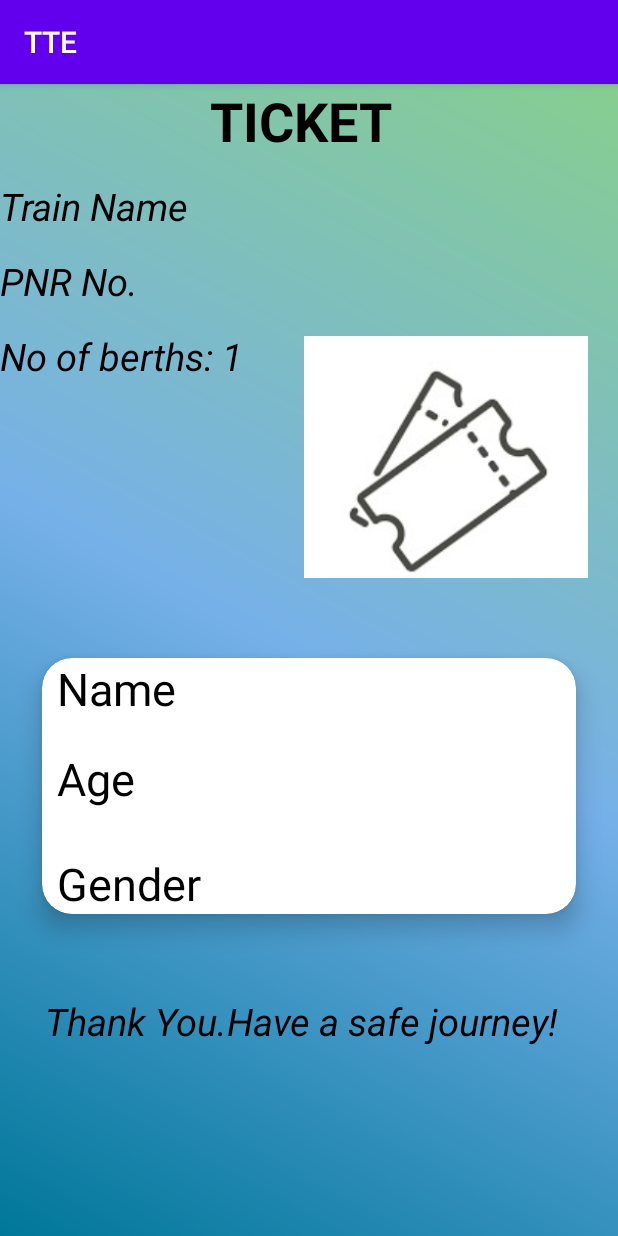
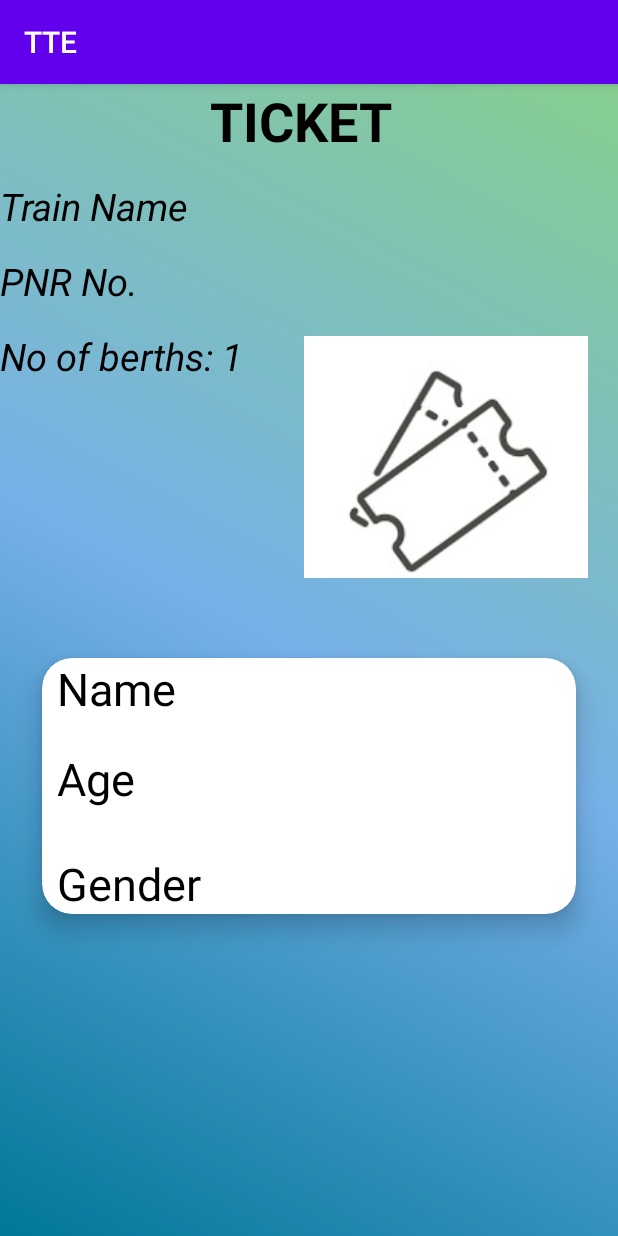
Before and after one commit to swetha1520/AppTTE, an Android app: the TicketDetailsActivity screen opened directly, with no data from a screen before it, on a phone screen of 412 x 824 dp. Run offline under Robolectric (Android 15) with nearby library versions, the phone set to English and light mode, and no system bars; our stand-ins replace Firebase (no records; nobody signed in at launch, a user with empty details on screens opened directly).

Commit message:
Updated displaying passenger details

```diff
--- a/app/src/main/java/com/example/tte/TicketDetailsActivity.java
+++ b/app/src/main/java/com/example/tte/TicketDetailsActivity.java
@@ -1,45 +1,43 @@
 package com.example.tte;
 
-import android.graphics.Bitmap;
 import android.os.Bundle;
 import android.view.View;
 import android.widget.ImageView;
 import android.widget.TextView;
-import android.widget.Toast;
 
 import androidx.annotation.NonNull;
 import androidx.appcompat.app.AppCompatActivity;
 import androidx.cardview.widget.CardView;
 
+import com.example.tte.models.Ticketmodel;
 import com.google.firebase.database.DataSnapshot;
 import com.google.firebase.database.DatabaseError;
 import com.google.firebase.database.FirebaseDatabase;
 import com.google.firebase.database.ValueEventListener;
-import com.google.zxing.BarcodeFormat;
-import com.journeyapps.barcodescanner.BarcodeEncoder;
+
+import static com.example.tte.R.id.ticketImage;
 
 public class TicketDetailsActivity extends AppCompatActivity {
-    CardView card[];
-    Tickets tickets;
-    int i=0;
-    TextView tName,passengers,pnr;
+
+    CardView[] card;
+    Ticketmodel model;
+    TextView tName, PNR, passNo;
     ImageView pnrImage;
-    String qr = getIntent().getStringExtra("result");;
     Integer[] editNameId = {R.id.name0,R.id.name1,R.id.name2,R.id.name3,R.id.name4,R.id.name5};
     Integer[] editAgeId = {R.id.age0,R.id.age1,R.id.age2,R.id.age3,R.id.age4,R.id.age5};
     Integer[] genderId = {R.id.gender0,R.id.gender1,R.id.gender2,R.id.gender3,R.id.gender4,R.id.gender5};
+    String qr;
     @Override
     protected void onCreate(Bundle savedInstanceState) {
-
         super.onCreate(savedInstanceState);
         setContentView(R.layout.activity_ticket_details);
         card = new CardView[6];
+        qr = getIntent().getStringExtra("result");
         findViews();
-        getTicketdetails(qr);
+        getTicket(qr);
+    }
 
-    }
-    private void findViews()
-    {
+    private void findViews() {
         card[0]=findViewById(R.id.card0);
         card[1]=findViewById(R.id.card1);
         card[2]=findViewById(R.id.card2);
@@ -47,50 +45,42 @@ public class TicketDetailsActivity extends AppCompatActivity {
         card[4]=findViewById(R.id.card4);
         card[5]=findViewById(R.id.card5);
         tName = findViewById(R.id.trainName);
-        passengers = findViewById(R.id.pass_no);
-        pnr = findViewById(R.id.pnr);
+        PNR = findViewById(R.id.pnr);
+        passNo = findViewById(R.id.pass_no);
+        pnrImage = findViewById(ticketImage);
     }
-    private void getTicketdetails(String qr)
-    {
+
+    private void getTicket(String qr) {
         FirebaseDatabase.getInstance().getReference("tickets").child(qr).addListenerForSingleValueEvent(new ValueEventListener() {
             @Override
             public void onDataChange(@NonNull DataSnapshot snapshot) {
-                if(snapshot.exists())
-                {
-                    tickets = snapshot.getValue(Tickets.class);
-                    putData(tickets);
+                if(snapshot.exists()) {
+                    model = snapshot.getValue(Ticketmodel.class);
+                    putData(model);
                 }
             }
 
+
             @Override
             public void onCancelled(@NonNull DatabaseError error) {
-                Toast.makeText(TicketDetailsActivity.this,"Invalid",Toast.LENGTH_SHORT).show();
+
             }
         });
     }
 
-    private void putData(Tickets tickets)
-    {
-        tName.setText("Train Name: "+tickets.getTrain_name());
-        pnr.setText("PNR no: "+pnr);
-        int count = tickets.getSeats().size();
-        passengers.setText("No of berths: "+count);
-        try{
-            BarcodeEncoder barcodeEncoder = new BarcodeEncoder();
-            Bitmap bitmap = barcodeEncoder.encodeBitmap(qr, BarcodeFormat.QR_CODE,200,200);
-            pnrImage.setImageBitmap(bitmap);
-        }
-        catch(Exception ignored){ }
-        for(i=0;i<count;i++)
-        {
+    private void putData(Ticketmodel model) {
+        tName.setText("Train Name: "+model.getTrain_name());
+        PNR.setText("PNR no: "+qr);
+        int people = model.getSeats().size();
+        passNo.setText("No of berths: "+people);
+        for(int i=0;i<people;i++){
             card[i].setVisibility(View.VISIBLE);
             TextView name = findViewById(editNameId[i]);
             TextView age = findViewById(editAgeId[i]);
-            TextView gender =findViewById(genderId[i]);
-            name.setText("Name: "+tickets.getPassengers().get(i));
-            age.setText("Age: "+tickets.getAge().get(i));
-            gender.setText("Gender: "+tickets.getGender().get(i));
+            TextView gender = findViewById(genderId[i]);
+            name.setText("Name: "+ model.getPassengers().get(i));
+            age.setText("Age: "+ model.getAge().get(i));
+            gender.setText("Gender: "+model.getGender().get(i));
         }
     }
-
 }
--- a/app/src/main/res/layout/activity_dynamic.xml
+++ b/app/src/main/res/layout/activity_dynamic.xml
@@ -12,7 +12,7 @@
 
     <LinearLayout
         android:layout_width="match_parent"
-        android:layout_height="match_parent"
+        android:layout_height="wrap_content"
         android:orientation="vertical"
         >
         <TextView
@@ -20,7 +20,7 @@
             android:layout_height="wrap_content"
             android:id="@+id/title"
             android:text="PASSENGER DETAILS"
-            android:textSize="36dp"
+            android:textSize="36sp"
             android:textStyle="bold"
             android:textColor="#000000"
             android:layout_marginLeft="22dp"/>
--- a/app/src/main/res/layout/activity_ticket_details.xml
+++ b/app/src/main/res/layout/activity_ticket_details.xml
@@ -43,6 +43,8 @@
             android:textSize="25dp"
             android:textStyle="italic"
             android:textColor="#000000"/>
+
+
 
         <LinearLayout
             android:layout_width="match_parent"
@@ -110,6 +112,7 @@
                 android:layout_width="match_parent"
                 android:layout_height="wrap_content"
                 android:layout_marginTop="130dp"
+                android:id="@+id/gender0"
                 android:text="Gender"
                 android:textSize="30dp"
                 android:textColor="#000000"
@@ -158,6 +161,7 @@
                 android:layout_height="wrap_content"
                 android:layout_marginTop="130dp"
                 android:text="Gender"
+                android:id="@+id/gender1"
                 android:textSize="30dp"
                 android:textColor="#000000"
                 android:layout_marginStart="10dp"
@@ -205,6 +209,7 @@
                 android:layout_height="wrap_content"
                 android:layout_marginTop="130dp"
                 android:text="Gender"
+                android:id="@+id/gender2"
                 android:textSize="30dp"
                 android:textColor="#000000"
                 android:layout_marginStart="10dp"
@@ -252,6 +257,7 @@
                 android:layout_height="wrap_content"
                 android:layout_marginTop="130dp"
                 android:text="Gender"
+                android:id="@+id/gender3"
                 android:textSize="30dp"
                 android:textColor="#000000"
                 android:layout_marginStart="10dp"
@@ -299,6 +305,7 @@
                 android:layout_height="wrap_content"
                 android:layout_marginTop="130dp"
                 android:text="Gender"
+                android:id="@+id/gender4"
                 android:textSize="30dp"
                 android:textColor="#000000"
                 android:layout_marginStart="10dp"
@@ -345,6 +352,7 @@
                 android:layout_height="wrap_content"
                 android:layout_marginTop="130dp"
                 android:text="Gender"
+                android:id="@+id/gender5"
                 android:textSize="30dp"
                 android:textColor="#000000"
                 android:layout_marginStart="10dp"
@@ -353,16 +361,7 @@
 
         </androidx.cardview.widget.CardView>
 
-        <TextView
-            android:layout_width="wrap_content"
-            android:layout_height="wrap_content"
-            android:id="@+id/message"
-            android:layout_marginTop="20dp"
-            android:text="Thank You.Have a safe journey!"
-            android:layout_marginLeft="30dp"
-            android:textSize="25dp"
-            android:textStyle="italic"
-            android:textColor="#000000"/>
+
 
     </LinearLayout>
 
--- a/build.gradle
+++ b/build.gradle
@@ -9,7 +9,7 @@ buildscript {
     }
     dependencies {
         classpath 'com.android.tools.build:gradle:4.2.1'
-        classpath 'com.google.gms:google-services:4.3.3'
+        classpath 'com.google.gms:google-services:4.3.8'
 
 
         // NOTE: Do not place your application dependencies here; they belong
```
Also changed, not shown: app/src/main/java/com/example/tte/DynamicActivity.java (+4 -3 lines), app/src/main/java/com/example/tte/HomeActivity.java (+28 -33 lines), app/src/main/java/com/example/tte/MobileActivity.java (+2 -34 lines), app/src/main/java/com/example/tte/VerificationActivity.java (+18 -57 lines), app/src/main/java/com/example/tte/models/Ticketmodel.java (renamed from app/src/main/java/com/example/tte/Tickets.java, +3 -7 lines).
